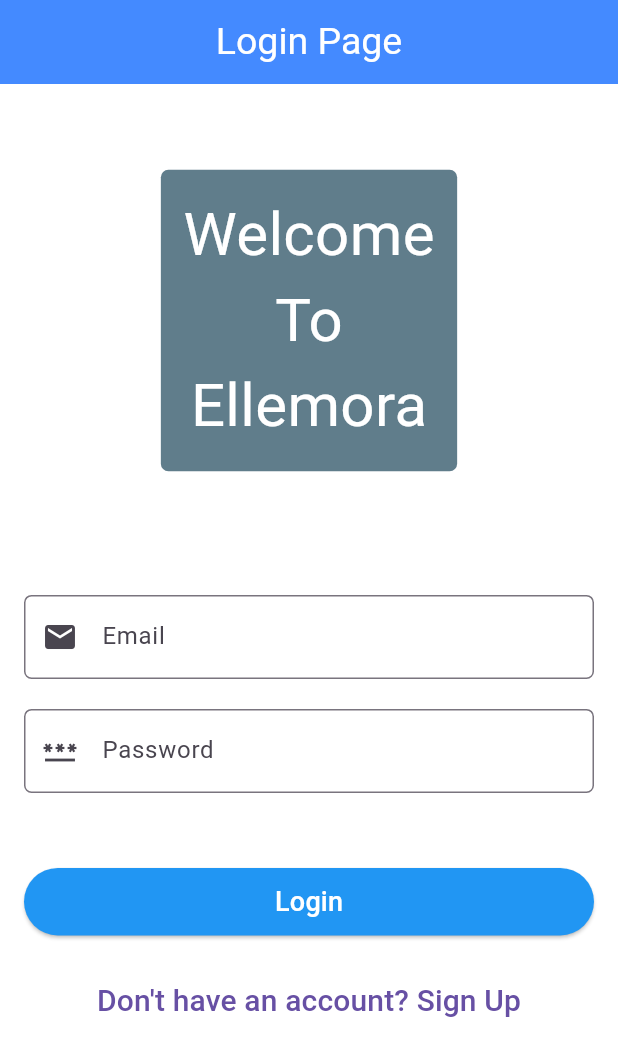
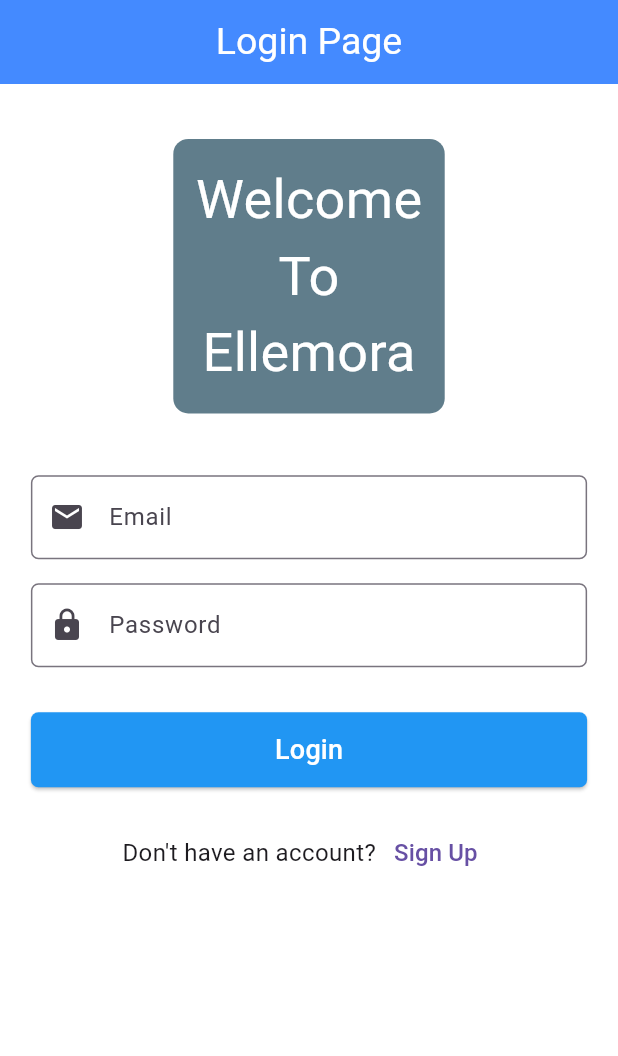
Before and after one commit to Aditaysingh/Ellemora_e_commerce_app, a Flutter app: the screen it shows after launch, on a phone screen of 412 x 824 dp. Shown: the top 1056 px of the screen. Run offline on Flutter 3.47's test engine with Material 3 defaults, Android fonts, the phone set to English and light mode, and no system bars; our stand-ins replace badges, cloud_firestore, firebase_auth, firebase_core, flutter_local_notifications, fluttertoast and 1 more; accounts and stored records are empty.

Commit message:
some thing update

```diff
--- a/lib/main.dart
+++ b/lib/main.dart
@@ -1,5 +1,4 @@
-import 'package:e_commerce_app/views/auth_screen.dart';
-import 'package:e_commerce_app/views/product_screen.dart';
+
 import 'package:e_commerce_app/views/splash_screen.dart';
 import 'package:flutter/material.dart';
 import 'package:firebase_core/firebase_core.dart';
@@ -17,7 +16,6 @@ final FlutterLocalNotificationsPlugin flutterLocalNotificationsPlugin = FlutterL
 void main() async {
   WidgetsFlutterBinding.ensureInitialized();
   await Firebase.initializeApp();
-
   const AndroidInitializationSettings initializationSettingsAndroid = AndroidInitializationSettings('@mipmap/ic_launcher');
   const InitializationSettings initializationSettings = InitializationSettings(android: initializationSettingsAndroid);
   await flutterLocalNotificationsPlugin.initialize(initializationSettings);
--- a/lib/views/auth_screen.dart
+++ b/lib/views/auth_screen.dart
@@ -67,6 +67,31 @@ class _AuthScreenState extends State<AuthScreen> {
     }
   }
 
+  Widget _buildTextField({
+    required String labelText,
+    required IconData icon,
+    required TextEditingController controller,
+    TextInputType keyboardType = TextInputType.text,
+    bool obscureText = false,
+  }) {
+    final screenWidth = MediaQuery.of(context).size.width;
+    return SizedBox(
+      width: screenWidth > 600 ? 400 : screenWidth * 0.9,
+      child: TextField(
+        controller: controller,
+        decoration: InputDecoration(
+          labelText: labelText,
+          prefixIcon: Icon(icon),
+          border: OutlineInputBorder(
+            borderRadius: BorderRadius.circular(5),
+          ),
+        ),
+        keyboardType: keyboardType,
+        obscureText: obscureText,
+      ),
+    );
+  }
+
   @override
   Widget build(BuildContext context) {
     final screenWidth = MediaQuery.of(context).size.width;
@@ -81,98 +106,76 @@ class _AuthScreenState extends State<AuthScreen> {
         backgroundColor: Colors.blueAccent,
       ),
       body: SingleChildScrollView(
-        child: Padding(
         padding: const EdgeInsets.all(16.0),
         child: Column(
-            mainAxisAlignment: MainAxisAlignment.start,
+          crossAxisAlignment: CrossAxisAlignment.center,
           children: [
-              SizedBox(height: screenWidth * 0.10),
+            SizedBox(height: screenWidth * 0.05),
             Container(
               decoration: BoxDecoration(
                 color: Colors.blueGrey,
-                  borderRadius: BorderRadius.circular(5),
+                borderRadius: BorderRadius.circular(10),
               ),
-                child: const Padding(
-                  padding: EdgeInsets.all(15.0),
-                  child: Column(
+              padding: const EdgeInsets.all(15.0),
+              child: const Column(
                 children: [
-                      Text("Welcome", style: TextStyle(fontSize: 40, color: Colors.white)),
-                      Text("To", style: TextStyle(fontSize: 40, color: Colors.white)),
-                      Text("Ellemora", style: TextStyle(fontSize: 40, color: Colors.white)),
+                  Text(
+                    "Welcome",
+                    style: TextStyle(fontSize: 36, color: Colors.white),
+                  ),
+                  Text(
+                    "To",
+                    style: TextStyle(fontSize: 36, color: Colors.white),
+                  ),
+                  Text(
+                    "Ellemora",
+                    style: TextStyle(fontSize: 36, color: Colors.white),
+                  ),
                 ],
               ),
             ),
-              ),
-              SizedBox(height: screenWidth * 0.2),
+            SizedBox(height: screenWidth * 0.1),
             if (!isLogin)
               Column(
                 children: [
-                    SizedBox(
-                      width: screenWidth > 600 ? 400 : screenWidth,
-                      child: TextField(
+                  _buildTextField(
+                    labelText: 'Name',
+                    icon: Icons.person,
                     controller: _nameController,
-                        decoration: InputDecoration(
-                          labelText: 'Name',
-                          prefixIcon: const Icon(Icons.person),
-                          border: OutlineInputBorder(
-                            borderRadius: BorderRadius.circular(5),
                   ),
-                        ),
-                      ),
-                    ),
-                    const SizedBox(height: 20),
-                    SizedBox(
-                      width: screenWidth > 600 ? 400 : screenWidth,
-                      child: TextField(
+                  const SizedBox(height: 16),
+                  _buildTextField(
+                    labelText: 'Phone Number',
+                    icon: Icons.phone,
                     controller: _phoneController,
-                        decoration: InputDecoration(
-                          labelText: 'Phone Number',
-                          prefixIcon: const Icon(Icons.phone),
-                          border: OutlineInputBorder(
-                            borderRadius: BorderRadius.circular(5),
-                          ),
-                        ),
                     keyboardType: TextInputType.phone,
                   ),
-                    ),
-                    const SizedBox(height: 20),
+                  const SizedBox(height: 16),
                 ],
               ),
-              SizedBox(
-                width: screenWidth > 600 ? 400 : screenWidth,
-                child: TextField(
+            _buildTextField(
+              labelText: 'Email',
+              icon: Icons.email,
               controller: _emailController,
-                  decoration: InputDecoration(
-                    labelText: 'Email',
-                    prefixIcon: const Icon(Icons.email),
-                    border: OutlineInputBorder(
-                      borderRadius: BorderRadius.circular(5),
+              keyboardType: TextInputType.emailAddress,
             ),
-                  ),
-                ),
-              ),
-              const SizedBox(height: 20),
-              SizedBox(
-                width: screenWidth > 600 ? 400 : screenWidth,
-                child: TextField(
+            const SizedBox(height: 16),
+            _buildTextField(
+              labelText: 'Password',
+              icon: Icons.lock,
               controller: _passwordController,
-                  decoration: InputDecoration(
-                    labelText: 'Password',
-                    prefixIcon: const Icon(Icons.password),
-                    border: OutlineInputBorder(
-                      borderRadius: BorderRadius.circular(5),
-                    ),
-                  ),
               obscureText: true,
             ),
-              ),
-              const SizedBox(height: 50),
+            const SizedBox(height: 30),
             SizedBox(
-                width: screenWidth > 600 ? 400 : screenWidth,
-                height: 45,
+              width: screenWidth > 600 ? 400 : screenWidth * 0.9,
+              height: 50,
               child: ElevatedButton(
                 style: ElevatedButton.styleFrom(
                   backgroundColor: Colors.blue,
+                  shape: RoundedRectangleBorder(
+                    borderRadius: BorderRadius.circular(5),
+                  ),
                 ),
                 onPressed: _authenticate,
                 child: Text(
@@ -182,6 +185,15 @@ class _AuthScreenState extends State<AuthScreen> {
               ),
             ),
             const SizedBox(height: 20),
+            Row(
+              mainAxisAlignment: MainAxisAlignment.center,
+              children: [
+                Text(
+                  isLogin
+                      ? 'Don\'t have an account?'
+                      : 'Already have an account?',
+                  style: TextStyle(fontSize: screenWidth > 600 ? 18 : 16),
+                ),
                 TextButton(
                   onPressed: () {
                     setState(() {
@@ -189,14 +201,13 @@ class _AuthScreenState extends State<AuthScreen> {
                     });
                   },
                   child: Text(
-                  isLogin
-                      ? 'Don\'t have an account? Sign Up'
-                      : 'Already have an account? Login',
-                  style: TextStyle(fontSize: screenWidth > 600 ? 22 : 20),
+                    isLogin ? 'Sign Up' : 'Login',
+                    style: TextStyle(fontSize: screenWidth > 600 ? 18 : 16),
                   ),
                 ),
               ],
             ),
+          ],
         ),
       ),
     );
--- a/lib/views/product_details_page.dart
+++ b/lib/views/product_details_page.dart
@@ -27,6 +27,7 @@ class ProductDetailScreen extends StatelessWidget {
         ),
         actions: [
           badges.Badge(
+            showBadge: cartProvider.cartItemCount > 0,
             badgeContent: Text(
               cartProvider.cartItemCount.toString(),
               style: const TextStyle(color: Colors.white),
@@ -102,7 +103,7 @@ class ProductDetailScreen extends StatelessWidget {
               children: [
                 Expanded(
                   child: ElevatedButton(
-                    style: ElevatedButton.styleFrom(backgroundColor: Colors.blue),
+                    style: ElevatedButton.styleFrom(backgroundColor: Colors.blue,shape: RoundedRectangleBorder(borderRadius: BorderRadius.circular(5))),
                     onPressed: () {
                       cartProvider.addToCart(product);
                       cartProvider.showNotification(product);
@@ -116,7 +117,8 @@ class ProductDetailScreen extends StatelessWidget {
                 SizedBox(width: screenWidth * 0.05),
                 Expanded(
                   child: ElevatedButton(
-                    style: ElevatedButton.styleFrom(backgroundColor: Colors.orange),
+
+                    style: ElevatedButton.styleFrom(backgroundColor: Colors.orange,shape: RoundedRectangleBorder(borderRadius: BorderRadius.circular(5))),
                     onPressed: () {},
                     child: Text(
                       'Buy',
--- a/lib/views/product_screen.dart
+++ b/lib/views/product_screen.dart
@@ -22,6 +22,7 @@ class _ProductListScreenState extends State<ProductListScreen> {
   void initState() {
     super.initState();
     _loadProducts();
+    Provider.of<ProductProvider>(context, listen: false).fetchProducts();
     _searchController.addListener(_onSearchChanged);
   }
 
@@ -55,7 +56,6 @@ class _ProductListScreenState extends State<ProductListScreen> {
     final products = Provider.of<ProductProvider>(context).products;
     final themeProvider = Provider.of<ThemeProvider>(context);
     final authProvider = Provider.of<AuthProvider>(context);
-
     bool isDarkMode = themeProvider.themeMode == ThemeMode.dark;
 
     return Scaffold(
```
Also changed, not shown: lib/controllers/add_cart_provider.dart (+29 -12 lines), lib/views/product_item.dart (+44 -18 lines). Lines whose indentation alone changed are shown as unchanged.
